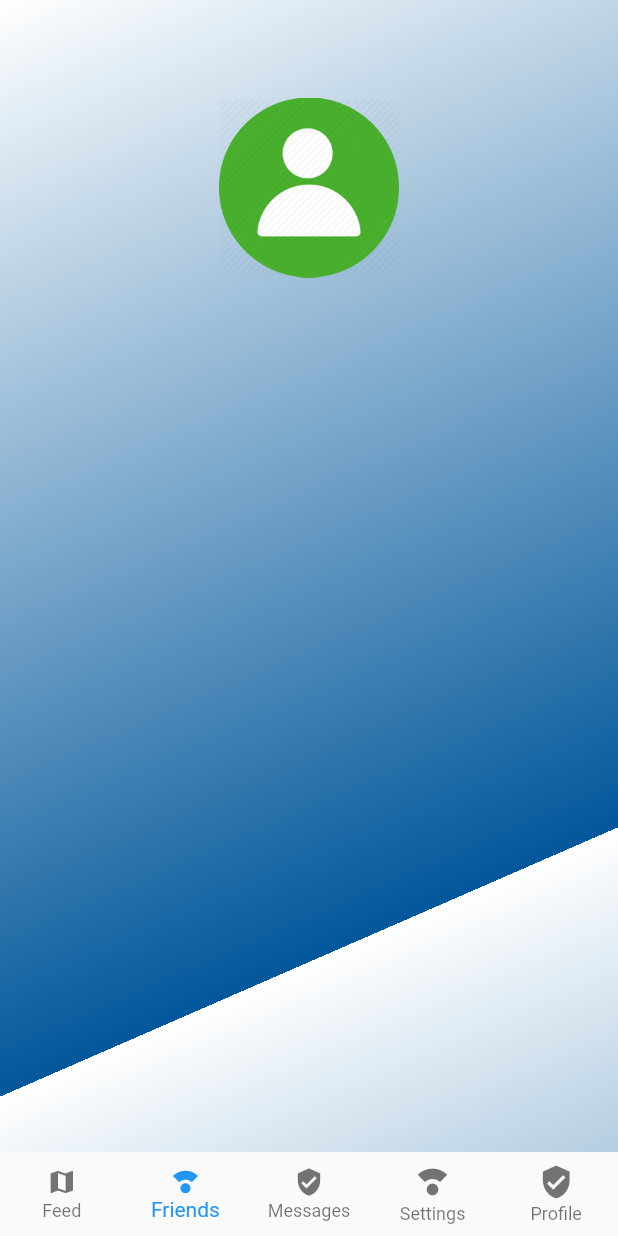
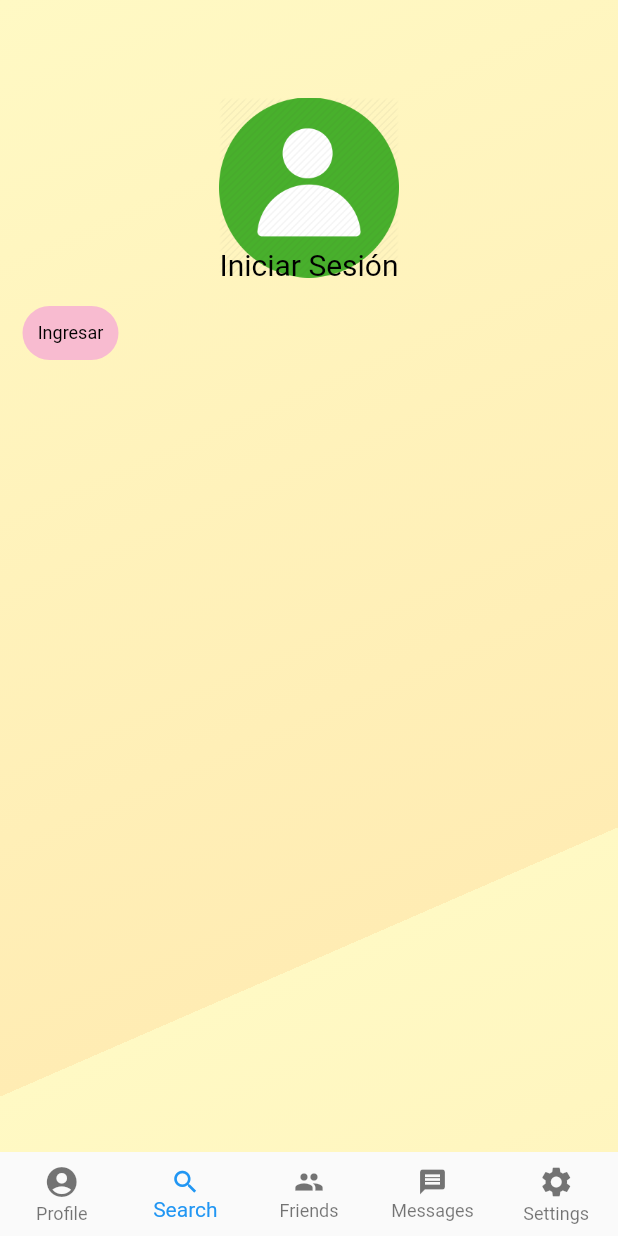
Before and after one commit to ArmandoSJ/app-profile, a Flutter app: the screen it shows after launch, item 2 of the bottom bar chosen, on a phone screen of 412 x 824 dp. Run offline on Flutter 3.47's test engine with Material 2 defaults, Android fonts, the phone set to English and light mode, and no system bars.

Commit message:
login page

```diff
--- a/lib/activities/login_activity.dart
+++ b/lib/activities/login_activity.dart
@@ -31,8 +31,9 @@ class UiBackGround extends StatelessWidget {
                     begin:Alignment.topLeft,
                     end: Alignment(0.30, 0.6),
                     colors: <Color> [
-                        Color(0xFFFFFFFF),
-                        Color(0xFF01579B)
+                        Color(0xFFFFF9C4),
+                        Color(0XFFFFECB3)
+                        //Colors.yellow.shade300
                     ],
                     tileMode: TileMode.repeated,
                   ),
@@ -46,11 +47,82 @@ class UiBackGround extends StatelessWidget {
                     image: AssetImage("assets/UserIcon.png"),
                     height: 120.0,
                   ),
-                  SizedBox(height: 10.0, width: double.infinity),//centra la imagen
+                  SizedBox(height: 10.0, width: double.infinity)
                 ],
               ),
           ),
+          ContainerUI(),
         ],
+      );
+
+  }
+}
+
+class ContainerUI extends StatelessWidget {
+
+  @override
+  Widget build(BuildContext context) {
+    return SingleChildScrollView(
+        child: Container(
+          padding: EdgeInsets.all(15.0),
+          child: Form(
+            //key: _formKey,
+            child: Column(
+              children: <Widget>[
+                 SafeArea(
+                  child: Container(
+                      height: 120.0
+                      ),
+                ),
+                SizedBox(height: 30.0),
+                Text('Iniciar Sesión', style: TextStyle(fontSize: 20.0, color: Colors.black)),
+                SizedBox(height: 10.0),
+                FormUI()
+              ],
+            ),
+          ),
+        ),
       );
   }
 }
+
+
+class FormUI extends StatelessWidget {
+
+  @override
+  Widget build(BuildContext context) {
+    return Row(
+      children: [
+        TextButton(
+            child: Text('Ingresar'),
+            style: TextButton.styleFrom(
+                   primary: Colors.black,
+                   backgroundColor: Colors.pink.shade100,
+                   textStyle: TextStyle(fontSize: 12),
+                   shape: RoundedRectangleBorder(
+                        borderRadius: BorderRadius.circular(80.0),
+                  ),
+            ),
+            onPressed: () {},
+        ),
+      ]
+    );
+
+
+
+
+/*     RaisedButton(
+          child: Container(
+            padding: EdgeInsets.symmetric( horizontal: 100.0, vertical: 18.0),
+            child: Text('Ingresar'),
+          ),
+          shape: RoundedRectangleBorder(
+            borderRadius: BorderRadius.circular(15.0)
+          ),
+          elevation: 0.0,
+          color: Colors.blue.shade900,
+          textColor: Colors.white,
+          onPressed:  ( _guardando ) ? null : _login,
+    ); */
+  }
+}
--- a/lib/widgets/custom_navigatorbar.dart
+++ b/lib/widgets/custom_navigatorbar.dart
@@ -19,25 +19,26 @@ class CustomNavigationBar extends StatelessWidget {
       type: BottomNavigationBarType.fixed,
       items: <BottomNavigationBarItem>[
         BottomNavigationBarItem(
-          icon: Icon( Icons.map , size: 20.0),
-          label: 'Feed'
+          icon: Icon( Icons.account_circle ),
+          label: 'Profile'
         ),
         BottomNavigationBarItem(
-          icon: Icon( Icons.compass_calibration, size: 20.0),
+          icon: Icon( Icons.search , size: 20.0),
+          label: 'Search'
+        ),
+        BottomNavigationBarItem(
+          icon: Icon( Icons.people, size: 20.0),
           label: 'Friends'
         ),
         BottomNavigationBarItem(
-          icon: Icon( Icons.verified_user , size: 20.0),
+          icon: Icon( Icons.message , size: 20.0),
           label: 'Messages'
         ),
         BottomNavigationBarItem(
-          icon: Icon( Icons.compass_calibration ),
+          icon: Icon( Icons.settings ),
           label: 'Settings'
         ),
-        BottomNavigationBarItem(
-          icon: Icon( Icons.verified_user ),
-          label: 'Profile'
-        ),
+
 
       ],
     );
```
